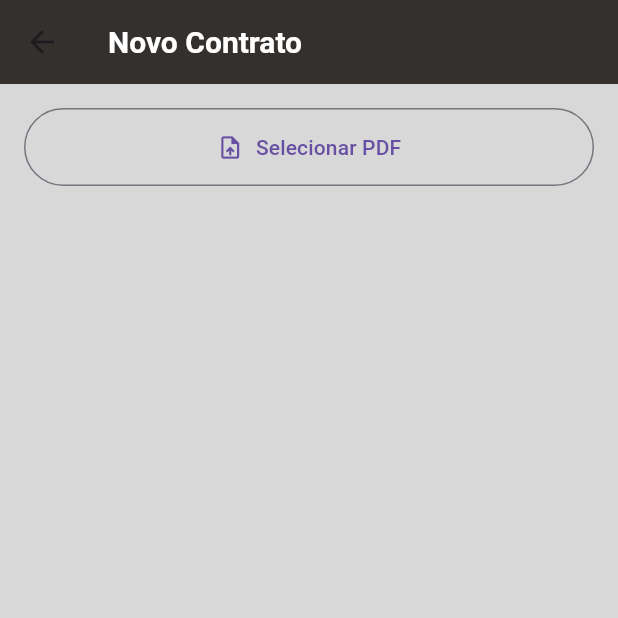
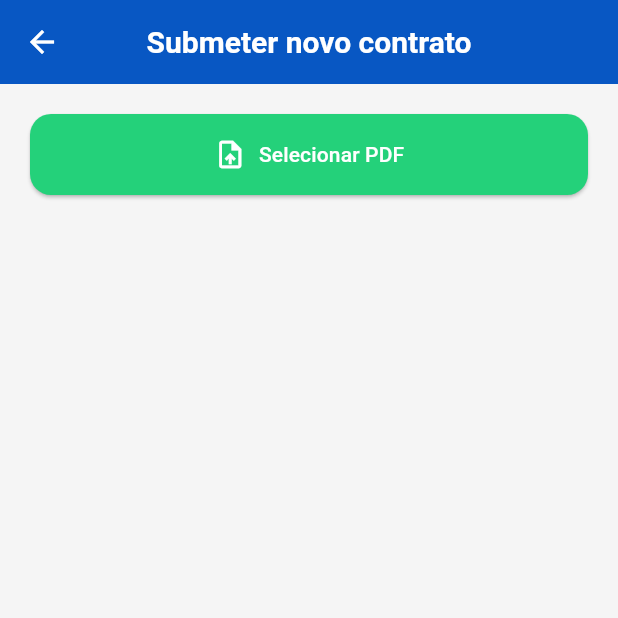
Before and after one commit to RomuloJB/IA-PagHiper, a Flutter app: the NewContractScreen screen opened by its route, on a phone screen of 412 x 824 dp, the top half of it. Run offline on Flutter 3.47's test engine with Material 3 defaults, Android fonts, the phone set to English and light mode, and no system bars; our stand-ins replace file_picker, fl_chart, mask_text_input_formatter, shared_preferences, sqflite, sqflite_common_ffi_web; missing offline and left inert: pdfx; accounts and stored records are empty.

Commit message:
refactor | Melhorando parte de contrato

```diff
--- a/flutter_application_1/lib/Telas/NewContract/NewContract.dart
+++ b/flutter_application_1/lib/Telas/NewContract/NewContract.dart
@@ -1,8 +1,10 @@
+// lib/screens/new_contract_screen.dart
+
 import 'package:file_picker/file_picker.dart';
 import 'package:flutter/material.dart';
 import 'package:flutter_application_1/Services/ContractService.dart';
 import 'package:intl/intl.dart';
-import 'package:pdfx/pdfx.dart'; // 1. Importe o pacote
+import 'package:pdfx/pdfx.dart';
 
 class NewContractScreen extends StatefulWidget {
   const NewContractScreen({Key? key}) : super(key: key);
@@ -21,13 +23,10 @@ class _NewContractScreenState extends State<NewContractScreen> {
   bool _isLoading = false;
   String? _statusMessage;
   Color _messageColor = Colors.black;
-
-  // 2. Adicione o controller para o PDF
   PdfController? _pdfController;
 
   @override
   void dispose() {
-    // 3. Garanta que o controller seja liberado da memória
     _pdfController?.dispose();
     _contractNameController.dispose();
     _notesController.dispose();
@@ -36,7 +35,7 @@ class _NewContractScreenState extends State<NewContractScreen> {
 
   void _resetScreen() {
     setState(() {
-      _pdfController?.dispose(); // Limpa o controller antigo
+      _pdfController?.dispose();
       _pdfController = null;
       _selectedFile = null;
       _processedData = null;
@@ -52,37 +51,59 @@ class _NewContractScreenState extends State<NewContractScreen> {
     final result = await FilePicker.platform.pickFiles(
       type: FileType.custom,
       allowedExtensions: ['pdf'],
-      withData: true, // 4. MUITO IMPORTANTE: Peça os bytes do arquivo
+      withData: true,
     );
 
     if (result != null && result.files.first.bytes != null) {
       final file = result.files.first;
       setState(() {
         _selectedFile = file;
-        // 5. Inicialize o controller com os bytes do arquivo
         _pdfController = PdfController(
           document: PdfDocument.openData(file.bytes!),
         );
       });
     } else {
-      // O usuário cancelou ou o arquivo não veio com os dados
-      setState(() {
-        _statusMessage = "Não foi possível carregar o arquivo PDF.";
-        _messageColor = Colors.red;
-      });
+      _showSnack("Não foi possível carregar o arquivo PDF.", Colors.red);
+    }
+  }
+
+  Future<void> _confirmAndUpload() async {
+    final confirmed = await showDialog<bool>(
+      context: context,
+      builder: (context) => AlertDialog(
+        backgroundColor: Color.fromARGB(255, 255, 255, 255),
+        title: const Text("Confirmar Envio"),
+        content: Text(
+          "Você realmente deseja enviar o contrato ${_selectedFile!.name} para análise?",
+        ),
+        actions: [
+          TextButton(
+            onPressed: () => Navigator.pop(context, false),
+            child: const Text("Cancelar", style: TextStyle(color: Colors.red)),
+          ),
+          ElevatedButton(
+            onPressed: () => Navigator.pop(context, true),
+            style: ElevatedButton.styleFrom(
+              backgroundColor: const Color(0xFF24d17a),
+              foregroundColor: Colors.white,
+            ),
+            child: const Text("Enviar"),
+          ),
+        ],
+      ),
+    );
+
+    if (confirmed == true) {
+      _uploadAndProcess();
     }
   }
 
   Future<void> _uploadAndProcess() async {
-    // ... (nenhuma mudança aqui, o método continua o mesmo)
     if (_selectedFile == null) return;
 
     final validationError = _contractService.validateFile(_selectedFile!);
     if (validationError != null) {
-      setState(() {
-        _statusMessage = validationError;
-        _messageColor = Colors.red;
-      });
+      _showSnack(validationError, Colors.red);
       return;
     }
 
@@ -105,56 +126,126 @@ class _NewContractScreenState extends State<NewContractScreen> {
         _statusMessage = 'Contrato processado e salvo com sucesso!';
         _messageColor = Colors.green;
         _processedData = result;
-        _pdfController?.dispose(); // Libera o PDF da memória após o sucesso
+        _pdfController?.dispose();
         _pdfController = null;
       });
+      _showSnack(_statusMessage!, Colors.green);
     } catch (e) {
-      setState(() {
-        _statusMessage = 'Erro: ${e.toString().replaceAll("Exception: ", "")}';
-        _messageColor = Colors.red;
-      });
+      _showSnack(
+        'Erro: ${e.toString().replaceAll("Exception: ", "")}',
+        Colors.red,
+      );
     } finally {
       setState(() => _isLoading = false);
     }
   }
 
+  void _showSnack(String message, Color color) {
+    ScaffoldMessenger.of(context).showSnackBar(
+      SnackBar(
+        backgroundColor: color,
+        content: Text(message, style: const TextStyle(color: Colors.white)),
+        behavior: SnackBarBehavior.floating,
+        margin: const EdgeInsets.all(16),
+        shape: RoundedRectangleBorder(borderRadius: BorderRadius.circular(12)),
+      ),
+    );
+  }
+
   @override
   Widget build(BuildContext context) {
     return Scaffold(
-      appBar: AppBar(title: const Text('Novo Contrato')),
-      body: SingleChildScrollView(
-        padding: const EdgeInsets.all(16.0),
+      backgroundColor: Colors.grey[100],
+      appBar: AppBar(
+        title: const Text("Submeter novo contrato"),
+        centerTitle: true,
+        elevation: 0,
+        backgroundColor: const Color(0xFF0857C3),
+        foregroundColor: Colors.white,
+      ),
+      body: Stack(
+        children: [
+          SingleChildScrollView(
+            padding: const EdgeInsets.all(20),
             child: Column(
               crossAxisAlignment: CrossAxisAlignment.stretch,
               children: [
                 if (_processedData == null) ...[
-              OutlinedButton.icon(
-                icon: const Icon(Icons.upload_file),
+                  ElevatedButton.icon(
+                    icon: const Icon(Icons.upload_file, size: 22),
                     label: const Text('Selecionar PDF'),
                     onPressed: _isLoading ? null : _pickFile,
-                style: OutlinedButton.styleFrom(
+                    style: ElevatedButton.styleFrom(
+                      backgroundColor: const Color(0xFF24d17a),
+                      foregroundColor: Colors.white,
                       padding: const EdgeInsets.symmetric(vertical: 16),
+                      shape: RoundedRectangleBorder(
+                        borderRadius: BorderRadius.circular(14),
                       ),
                     ),
-              const SizedBox(height: 16),
-              // O preview do PDF será renderizado aqui
+                  ),
+                  const SizedBox(height: 20),
                   if (_pdfController != null) _buildPdfPreview(),
                   const SizedBox(height: 24),
                   if (_selectedFile != null) ...[
                     TextField(
                       controller: _contractNameController,
-                  decoration: const InputDecoration(
+                      decoration: InputDecoration(
                         labelText: 'Nome do Contrato (Opcional)',
-                    border: OutlineInputBorder(),
+                        border: OutlineInputBorder(
+                          borderRadius: BorderRadius.circular(8),
+                        ),
+                        filled: true,
+                        fillColor: Colors.white,
+                        enabledBorder: OutlineInputBorder(
+                          borderRadius: BorderRadius.circular(8),
+                          borderSide: const BorderSide(
+                            color: Colors.grey,
+                            width: 1,
+                          ),
+                        ),
+                        focusedBorder: OutlineInputBorder(
+                          borderRadius: BorderRadius.circular(8),
+                          borderSide: const BorderSide(
+                            color: Color(0xFF0857C3),
+                            width: 2,
+                          ),
+                        ),
+                        labelStyle: const TextStyle(color: Colors.grey),
+                        floatingLabelStyle: const TextStyle(
+                          color: Color(0xFF0857C3),
+                        ),
                       ),
                       enabled: !_isLoading,
                     ),
                     const SizedBox(height: 16),
                     TextField(
                       controller: _notesController,
-                  decoration: const InputDecoration(
+                      decoration: InputDecoration(
                         labelText: 'Observações (Opcional)',
-                    border: OutlineInputBorder(),
+                        border: OutlineInputBorder(
+                          borderRadius: BorderRadius.circular(14),
+                        ),
+                        filled: true,
+                        fillColor: Colors.white,
+                        enabledBorder: OutlineInputBorder(
+                          borderRadius: BorderRadius.circular(8),
+                          borderSide: const BorderSide(
+                            color: Colors.grey,
+                            width: 1,
+                          ),
+                        ),
+                        focusedBorder: OutlineInputBorder(
+                          borderRadius: BorderRadius.circular(8),
+                          borderSide: const BorderSide(
+                            color: Color(0xFF0857C3),
+                            width: 2,
+                          ),
+                        ),
+                        labelStyle: const TextStyle(color: Colors.grey),
+                        floatingLabelStyle: const TextStyle(
+                          color: Color(0xFF0857C3),
+                        ),
                       ),
                       maxLines: 3,
                       enabled: !_isLoading,
@@ -163,69 +254,75 @@ class _NewContractScreenState extends State<NewContractScreen> {
                     ElevatedButton(
                       onPressed: (_selectedFile == null || _isLoading)
                           ? null
-                      : _uploadAndProcess,
+                          : _confirmAndUpload,
                       style: ElevatedButton.styleFrom(
                         padding: const EdgeInsets.symmetric(vertical: 16),
-                    backgroundColor: Theme.of(context).primaryColor,
+                        backgroundColor: const Color(0xFF24d17a),
                         foregroundColor: Colors.white,
+                        shape: RoundedRectangleBorder(
+                          borderRadius: BorderRadius.circular(14),
                         ),
-                  child: _isLoading
-                      ? const SizedBox(
-                          width: 24,
-                          height: 24,
-                          child: CircularProgressIndicator(
-                            color: Colors.white,
-                            strokeWidth: 3,
                       ),
-                        )
-                      : const Text('Enviar Contrato'),
+                      child: const Text('Enviar Contrato'),
                     ),
                   ],
                 ],
-            const SizedBox(height: 24),
-            if (_statusMessage != null)
-              Center(
-                child: Padding(
-                  padding: const EdgeInsets.only(bottom: 16.0),
-                  child: Text(
-                    _statusMessage!,
-                    style: TextStyle(color: _messageColor, fontSize: 16),
-                    textAlign: TextAlign.center,
-                  ),
-                ),
-              ),
+                const SizedBox(height: 20),
                 if (_processedData != null) _buildResultsCard(_processedData!),
               ],
             ),
           ),
+
+          // Overlay durante o carregamento
+          if (_isLoading)
+            Positioned.fill(
+              child: Container(
+                color: const Color.fromARGB(206, 0, 0, 0),
+                child: Center(
+                  child: Column(
+                    mainAxisSize: MainAxisSize.min,
+                    children: const [
+                      CircularProgressIndicator(color: Colors.white),
+                      SizedBox(height: 16),
+                      Text(
+                        "Enviando contrato para análise...",
+                        style: TextStyle(color: Colors.white, fontSize: 16),
+                      ),
+                    ],
+                  ),
+                ),
+              ),
+            ),
+        ],
+      ),
     );
   }
 
-  // 6. NOVO WIDGET para mostrar o PDF
   Widget _buildPdfPreview() {
     return Column(
       children: [
         Text(
           _selectedFile!.name,
-          style: const TextStyle(fontSize: 16, fontWeight: FontWeight.bold),
+          style: const TextStyle(fontSize: 16, fontWeight: FontWeight.w600),
           textAlign: TextAlign.center,
         ),
-        const SizedBox(height: 8),
+        const SizedBox(height: 12),
         SizedBox(
-          height: 400, // Defina uma altura para o visualizador
+          height: 420,
           child: Card(
-            elevation: 4,
-            child: PdfView(
-              controller: _pdfController!,
-              scrollDirection: Axis.vertical,
+            elevation: 3,
+            shape: RoundedRectangleBorder(
+              borderRadius: BorderRadius.circular(16),
             ),
+            clipBehavior: Clip.antiAlias,
+            surfaceTintColor: const Color(0xFF24d17a),
+            child: PdfView(controller: _pdfController!),
           ),
         ),
       ],
     );
   }
 
-  // Widget de resultados (sem alterações)
   Widget _buildResultsCard(Map<String, dynamic> data) {
     final partners = data['partners'] as List;
     final currencyFormatter = NumberFormat.currency(
@@ -236,43 +333,50 @@ class _NewContractScreenState extends State<NewContractScreen> {
     return Column(
       children: [
         Card(
-          elevation: 4,
+          elevation: 3,
+          color: Color.fromARGB(255, 255, 255, 255),
+          shape: RoundedRectangleBorder(
+            borderRadius: BorderRadius.circular(16),
+          ),
           child: Padding(
-            padding: const EdgeInsets.all(16.0),
+            padding: const EdgeInsets.all(20),
             child: Column(
               crossAxisAlignment: CrossAxisAlignment.start,
               children: [
                 const Text(
                   'Resultados da Análise',
-                  style: TextStyle(fontSize: 18, fontWeight: FontWeight.bold),
+                  style: TextStyle(fontSize: 20, fontWeight: FontWeight.bold),
                 ),
-                const Divider(height: 20),
+                const Divider(height: 24, thickness: 1),
                 ListTile(
-                  leading: const Icon(Icons.business),
+                  leading: const Icon(Icons.business, color: Colors.blueAccent),
                   title: Text(data['company_name'] ?? 'Não informado'),
-                  subtitle: const Text('Nome da Empresa'),
+                  subtitle: Text(data['filename']),
                 ),
                 ListTile(
-                  leading: const Icon(Icons.pin),
+                  leading: const Icon(Icons.pin, color: Colors.orangeAccent),
                   title: Text(data['cnpj'] ?? 'Não informado'),
                   subtitle: const Text('CNPJ'),
                 ),
                 ListTile(
-                  leading: const Icon(Icons.attach_money),
+                  leading: const Icon(
+                    Icons.attach_money,
+                    color: Colors.greenAccent,
+                  ),
                   title: Text(
                     currencyFormatter.format(data['capital_social'] ?? 0),
                   ),
                   subtitle: const Text('Capital Social'),
                 ),
-                const SizedBox(height: 10),
+                const SizedBox(height: 16),
                 const Text(
                   'Sócios Encontrados',
                   style: TextStyle(fontSize: 16, fontWeight: FontWeight.bold),
                 ),
-                const SizedBox(height: 5),
+                const SizedBox(height: 8),
                 for (var partner in partners)
                   ListTile(
-                    leading: const Icon(Icons.person),
+                    leading: const Icon(Icons.person, color: Colors.purple),
                     title: Text(partner['name']),
                     subtitle: Text(partner['role']),
                   ),
@@ -285,6 +389,15 @@ class _NewContractScreenState extends State<NewContractScreen> {
           icon: const Icon(Icons.add),
           label: const Text('Analisar Outro Contrato'),
           onPressed: _resetScreen,
+          style: ElevatedButton.styleFrom(
+            backgroundColor: Color(0xFF0857C3),
+            foregroundColor: Color.fromARGB(255, 255, 255, 255),
+            minimumSize: Size(250, 50),
+            padding: const EdgeInsets.symmetric(vertical: 2),
+            shape: RoundedRectangleBorder(
+              borderRadius: BorderRadius.circular(8),
+            ),
+          ),
         ),
       ],
     );
```
Also changed, not shown: flutter_application_1/lib/Services/ContractService.dart (+14 -23 lines). Lines whose indentation alone changed are shown as unchanged.
